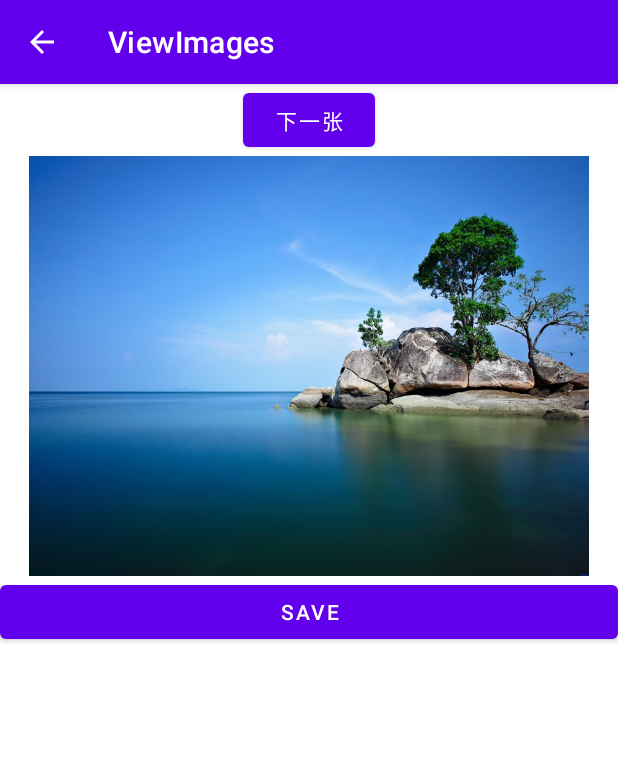
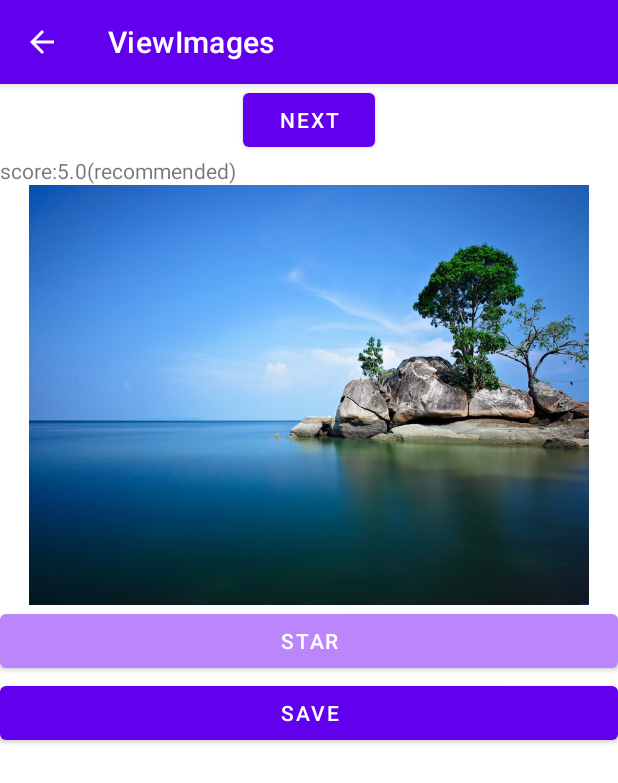
Before and after one commit to zhaohanyun/Glister, an Android app: the ViewImages screen opened directly, with no data from a screen before it, after a tap on "SAVE", on a phone screen of 412 x 824 dp. Shown: the top 783 px of the screen. Run offline under Robolectric (Android 15) with nearby library versions, the phone set to English and light mode, and no system bars; 2 other taps on this screen came first.

Commit message:
view images

```diff
--- a/Frontend/app/src/main/java/cn/edu/sjtu/glister/glisterfrontend/ViewImages.kt
+++ b/Frontend/app/src/main/java/cn/edu/sjtu/glister/glisterfrontend/ViewImages.kt
@@ -3,6 +3,7 @@ package cn.edu.sjtu.glister.glisterfrontend
 import android.Manifest
 import android.content.pm.PackageManager
 import android.graphics.Bitmap
+import android.graphics.Color
 import android.graphics.drawable.BitmapDrawable
 import android.media.Image
 import android.os.Build
@@ -12,6 +13,7 @@ import android.provider.MediaStore
 import android.view.View
 import android.widget.Button
 import android.widget.ImageView
+import android.widget.TextView
 import kotlinx.android.synthetic.main.activity_view.*
 import java.time.temporal.TemporalAdjusters.next
 import kotlin.coroutines.EmptyCoroutineContext.plus
@@ -22,6 +24,9 @@ class ViewImages : AppCompatActivity() {
     private var images = intArrayOf(R.drawable.lijiang, R.drawable.qiao,
         R.drawable.shuangta, R.drawable.shui, R.drawable.xiangbi)
     // 定义默认显示的图片
+    private var scores = arrayOf("score:5.0(recommended)","score:4.8(recommended)"
+        ,"score:4.9(recommended)","score:4.0","score:4.5(recommended)")
+    private var index = 0
     private var currentImg = 2
     // 定义图片的初始透明度
     private var alpha = 255
@@ -47,8 +52,17 @@ class ViewImages : AppCompatActivity() {
         //val minus = findViewById<Button>(R.id.minus)
         val image1 = findViewById<ImageView>(R.id.image1)
         val next = findViewById<Button>(R.id.next)
+        val score = findViewById<TextView>(R.id.score)
+        val star = findViewById<Button>(R.id.Star)
         next.setOnClickListener {
             image1.setImageResource(images[++currentImg % images.size])
+            //index = index % 5
+            score.text = scores[index]
+            index = (index + 1) % 5
+            star.setBackgroundColor(Color.parseColor("#3F51B5"))
+        }
+        star.setOnClickListener {
+            star.setBackgroundColor(getResources().getColor(R.color.purple_200))
         }
         // 定义改变图片透明度的方法
         val listener = View.OnClickListener {v ->
--- a/Frontend/app/src/main/res/layout/activity_view.xml
+++ b/Frontend/app/src/main/res/layout/activity_view.xml
@@ -9,31 +9,37 @@
         android:layout_height="wrap_content"
         android:gravity="center">
         <!-- 此处省略三个按钮定义 -->
-        <!--<Button android:id="@+id/plus"
-            android:layout_width="wrap_content"
-            android:layout_height="wrap_content"
-            android:text="增大透明度"/>
-        <Button android:id="@+id/minus"
+        <!-- <Button android:id="@+id/minus"
             android:layout_width="wrap_content"
             android:layout_height="wrap_content"
             android:text="降低透明度"/> -->
         <Button android:id="@+id/next"
             android:layout_width="wrap_content"
             android:layout_height="wrap_content"
-            android:text="下一张"/>
+            android:text="next"/>
     </LinearLayout>
     <!-- 定义显示图片整体的ImageView -->
+    <TextView android:id="@+id/score"
+        android:layout_width="wrap_content"
+        android:layout_height="wrap_content"
+        android:text="score"
+        android:scaleType="fitCenter"/>
     <ImageView android:id="@+id/image1"
         android:layout_width="wrap_content"
         android:layout_height="280dp"
         android:scaleType="fitCenter"/>
 
     <Button
+        android:id="@+id/Star"
+        android:layout_width="match_parent"
+        android:layout_height="wrap_content"
+        android:text="Star" />
+    <Button
         android:id="@+id/Save"
         android:layout_width="match_parent"
         android:layout_height="wrap_content"
         android:text="Save" />
-    <!--android:src="@drawable/shuangta"
-    android:scaleType="fitCenter"/> -->
+    <!-- android:src="@drawable/shuangta" -->
+    android:scaleType="fitCenter"/>
 
 </LinearLayout>
```
